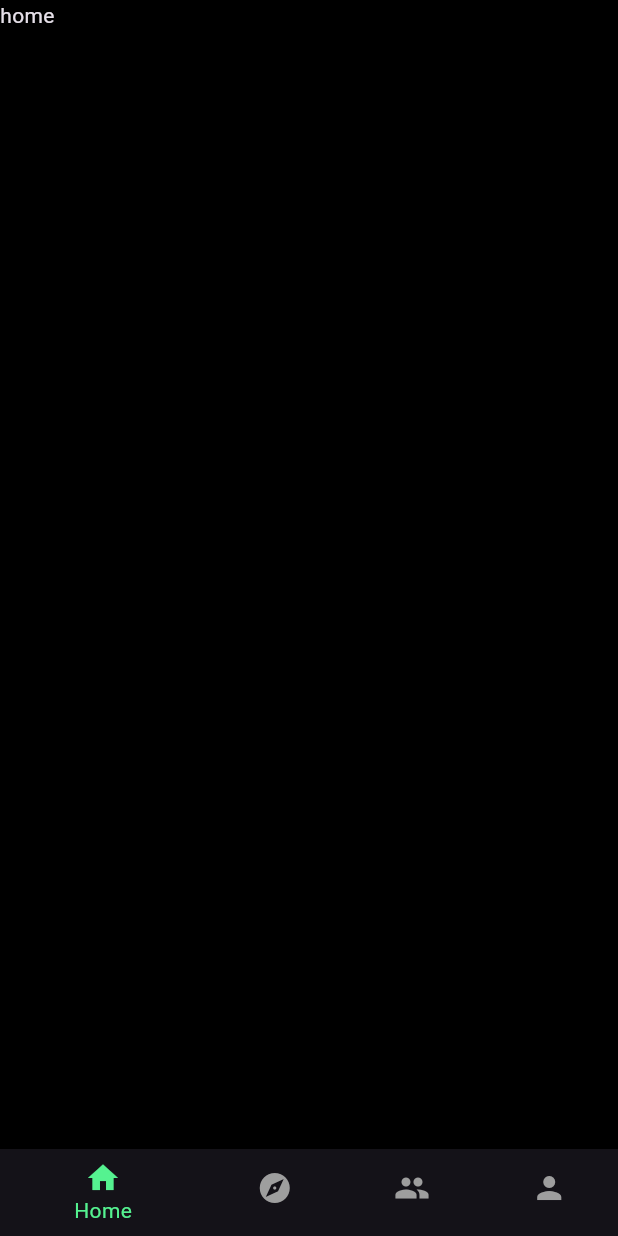
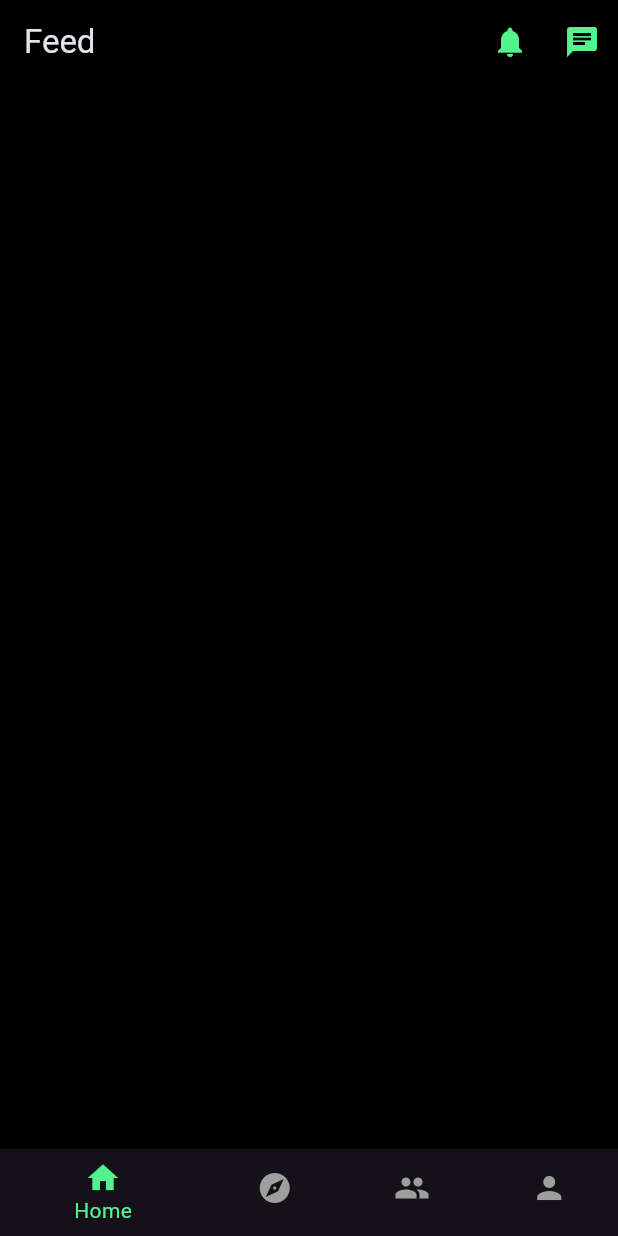
Before and after one commit to club-application/club-frontend, a Flutter app: the screen it shows after launch, on a phone screen of 412 x 824 dp. Run offline on Flutter 3.47's test engine with Material 3 defaults, Android fonts, the phone set to English and light mode, and no system bars; our stand-ins replace image_picker.

Commit message:
chat feature

```diff
--- a/lib/common/routes/routes_name.dart
+++ b/lib/common/routes/routes_name.dart
@@ -1,4 +1,10 @@
+import 'package:flutter/src/widgets/navigator.dart';
+
 class RoutesName {
   static const String login = "login_screen";
   static const String home = "home_screen";
+
+  static const String chatpage = "chat_page";
+
+  static String singleChatPage = "single_chat_page";
 }
--- /dev/null
+++ b/lib/features/home/feed_page.dart
@@ -0,0 +1,41 @@
+import 'package:club_frontend/common/routes/routes_name.dart';
+import 'package:club_frontend/theme/pallete.dart';
+import 'package:flutter/material.dart';
+import 'package:flutter/src/widgets/framework.dart';
+import 'package:flutter/src/widgets/placeholder.dart';
+
+class FeedPage extends StatefulWidget {
+  const FeedPage({super.key});
+
+  @override
+  State<FeedPage> createState() => _FeedPageState();
+}
+
+class _FeedPageState extends State<FeedPage> {
+  @override
+  Widget build(BuildContext context) {
+    return Scaffold(
+      appBar: AppBar(
+        title: const Text('Feed'),
+        actions: [
+          IconButton(
+            onPressed: () {},
+            icon: Icon(
+              Icons.notifications,
+              color: Pallete.greenColor,
+            ),
+          ),
+          IconButton(
+            onPressed: () {
+              Navigator.of(context).pushNamed(RoutesName.chatpage);
+            },
+            icon: Icon(
+              Icons.chat,
+              color: Pallete.greenColor,
+            ),
+          ),
+        ],
+      ),
+    );
+  }
+}
--- a/lib/features/home/home_page.dart
+++ b/lib/features/home/home_page.dart
@@ -2,6 +2,7 @@ import 'package:club_frontend/features/home/user_clubs_page.dart';
 import 'package:flutter/material.dart';
 
 import 'explore_page.dart';
+import 'feed_page.dart';
 
 class MyHomePage extends StatefulWidget {
   const MyHomePage({super.key});
@@ -13,7 +14,7 @@ class MyHomePage extends StatefulWidget {
 class MyHomePageState extends State<MyHomePage> {
   int _currentIndex = 0;
   final List<Widget> _children = [
-    Text('home'),
+    FeedPage(),
     ExplorePage(),
     UserClub(),
     Text('Settings')
--- a/lib/main.dart
+++ b/lib/main.dart
@@ -1,3 +1,4 @@
+import 'package:club_frontend/features/home/SingleChatPage.dart';
 import 'package:club_frontend/features/home/home_page.dart';
 import 'package:club_frontend/theme/app_theme.dart';
 import 'package:flutter/material.dart';
@@ -6,6 +7,7 @@ import 'package:provider/provider.dart';
 import 'common/routes/routes.dart';
 import 'common/routes/routes_name.dart';
 import 'features/auth/controller/auth_controller.dart';
+import 'features/home/all_chat_page.dart';
 
 void main() {
   runApp(const MyApp());
@@ -30,6 +32,8 @@ class MyApp extends StatelessWidget {
         onGenerateRoute: Routes.generateRoute,
         routes: {
           RoutesName.home: (context) => const MyHomePage(),
+          RoutesName.chatpage: (context) => const AllChatPage(),
+          RoutesName.singleChatPage: (context) => const SingleChatPage()
         },
       ),
     );
--- a/lib/theme/app_theme.dart
+++ b/lib/theme/app_theme.dart
@@ -32,6 +32,11 @@ class AppTheme {
       selectedItemColor: Pallete.greenColor,
       unselectedItemColor: Pallete.greyColor,
     ),
+    listTileTheme: const ListTileThemeData(
+      tileColor: Pallete.onBackgroundColor,
+      titleTextStyle: TextStyle(color: Pallete.whiteColor),
+      subtitleTextStyle: TextStyle(color: Pallete.greyColor),
+    ),
   );
 }
 
```
Also changed, not shown: lib/features/home/SingleChatPage.dart (added, +108 -0 lines), lib/features/home/all_chat_page.dart (added, +60 -0 lines), lib/features/home/data.dart (added, +63 -0 lines).
